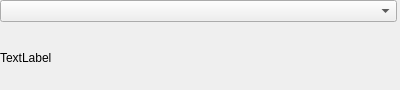
Qt form src/qmapshack/realtime/gps/IRtGpsInfo.ui (Maproom/qmapshack) before a commit.
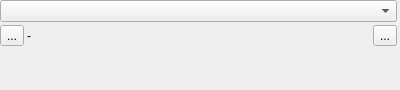
The same form after that commit. Icons and pictures are not drawn.

```diff
--- a/src/qmapshack/realtime/gps/IRtGpsInfo.ui
+++ b/src/qmapshack/realtime/gps/IRtGpsInfo.ui
@@ -57,11 +57,50 @@
        <number>0</number>
       </property>
       <item>
-       <widget class="QLabel" name="label">
-        <property name="text">
-         <string>TextLabel</string>
+       <layout class="QHBoxLayout" name="horizontalLayout">
+        <item>
+         <widget class="QToolButton" name="toolConfig">
+          <property name="text">
+           <string>...</string>
+          </property>
+          <property name="icon">
+           <iconset resource="../../resources.qrc">
+            <normaloff>:/icons/32x32/Apply.png</normaloff>:/icons/32x32/Apply.png</iconset>
+          </property>
+         </widget>
+        </item>
+        <item>
+         <widget class="QLabel" name="labelConfig">
+          <property name="text">
+           <string>-</string>
+          </property>
+         </widget>
+        </item>
+        <item>
+         <widget class="QToolButton" name="toolHelp">
+          <property name="text">
+           <string>...</string>
+          </property>
+          <property name="icon">
+           <iconset resource="../../resources.qrc">
+            <normaloff>:/icons/32x32/Help.png</normaloff>:/icons/32x32/Help.png</iconset>
+          </property>
+         </widget>
+        </item>
+       </layout>
+      </item>
+      <item>
+       <spacer name="verticalSpacer">
+        <property name="orientation">
+         <enum>Qt::Vertical</enum>
         </property>
-       </widget>
+        <property name="sizeHint" stdset="0">
+         <size>
+          <width>20</width>
+          <height>7</height>
+         </size>
+        </property>
+       </spacer>
       </item>
      </layout>
     </widget>
```
Left out of the diff: 4 changed lines with no effect on the pictures.
